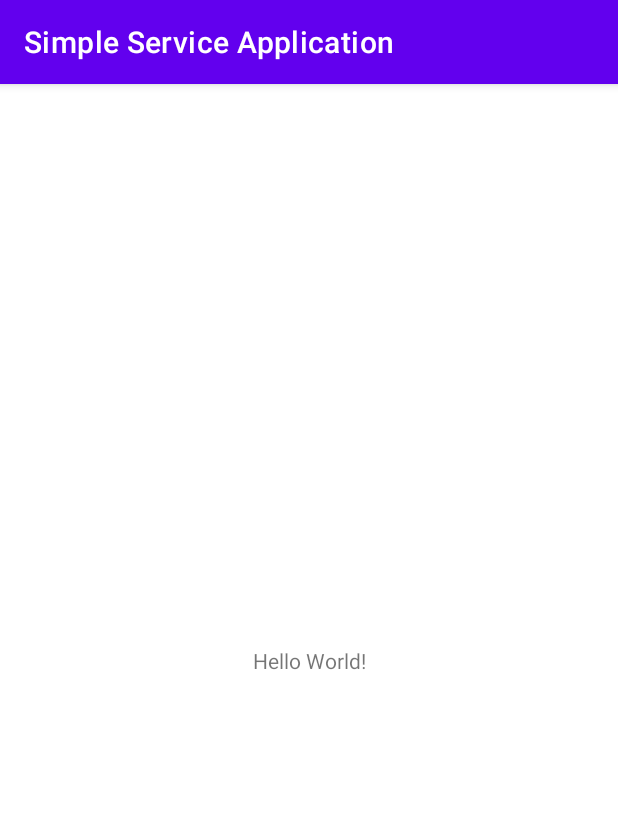
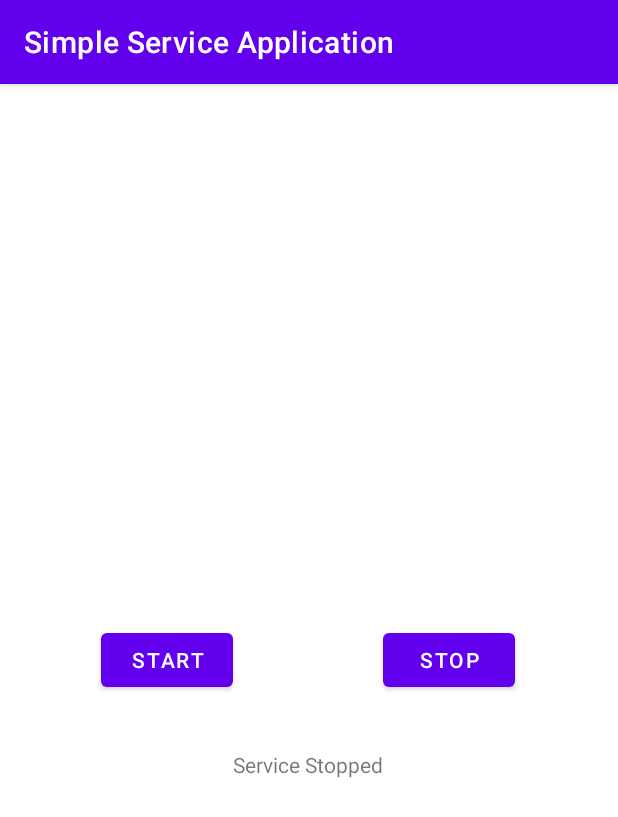
Before and after one commit to diogosouzas/android_study, an Android app: the screen it shows after launch (MainActivity), on a phone screen of 412 x 824 dp. Shown: the top 817 px of the screen. Run offline under Robolectric (Android 15) with nearby library versions, the phone set to English and light mode, and no system bars.

Commit message:
[CREATE] - Created screen

```diff
--- a/SimpleServiceApplication/app/src/main/res/layout/activity_main.xml
+++ b/SimpleServiceApplication/app/src/main/res/layout/activity_main.xml
@@ -6,13 +6,36 @@
     android:layout_height="match_parent"
     tools:context=".MainActivity">
 
-    <TextView
+    <Button
+        android:id="@+id/btn_start_service"
         android:layout_width="wrap_content"
         android:layout_height="wrap_content"
-        android:text="Hello World!"
+        android:text="@string/start"
         app:layout_constraintBottom_toBottomOf="parent"
-        app:layout_constraintLeft_toLeftOf="parent"
-        app:layout_constraintRight_toRightOf="parent"
+        app:layout_constraintEnd_toStartOf="@+id/tv_status_service"
+        app:layout_constraintHorizontal_bias="1.0"
+        app:layout_constraintStart_toStartOf="parent"
         app:layout_constraintTop_toTopOf="parent" />
 
+    <Button
+        android:id="@+id/btn_stop_service"
+        android:layout_width="wrap_content"
+        android:layout_height="48dp"
+        android:text="@string/stop"
+        app:layout_constraintBottom_toBottomOf="parent"
+        app:layout_constraintEnd_toEndOf="parent"
+        app:layout_constraintHorizontal_bias="0.0"
+        app:layout_constraintStart_toEndOf="@+id/tv_status_service"
+        app:layout_constraintTop_toTopOf="parent" />
+
+    <TextView
+        android:id="@+id/tv_status_service"
+        android:layout_width="wrap_content"
+        android:layout_height="wrap_content"
+        android:layout_marginTop="36dp"
+        android:text="@string/service_stopped"
+        app:layout_constraintEnd_toEndOf="parent"
+        app:layout_constraintHorizontal_bias="0.498"
+        app:layout_constraintStart_toStartOf="parent"
+        app:layout_constraintTop_toBottomOf="@+id/btn_start_service" />
 </androidx.constraintlayout.widget.ConstraintLayout>
```
